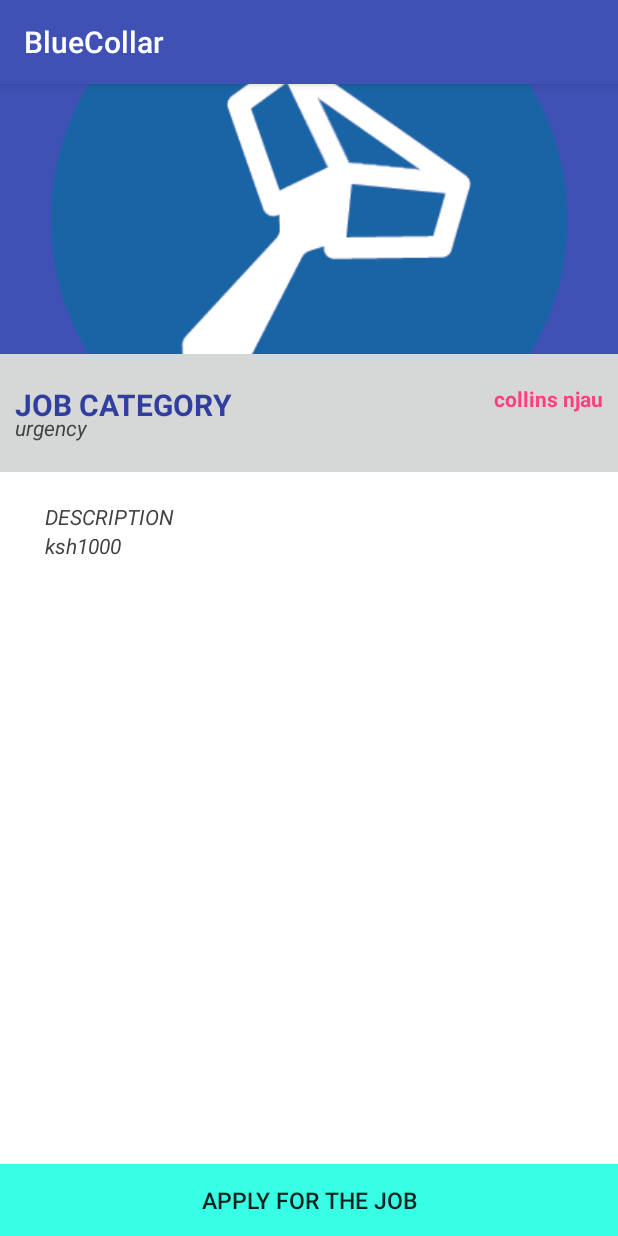
After one commit to Collins33/blueCollar, an Android app: the fragment JobDetailsFragment shown on its own in the app's theme, on a phone screen of 412 x 824 dp. The commit adds this screen. Run offline under Robolectric (Android 15) with nearby library versions, the phone set to English and light mode, and no system bars; our stand-ins replace ButterKnife; libraries missing offline, so code that uses them is left out: org.parceler; 5 statements that could not run were skipped.

Commit message:
I have added the fragemnt and refactored my model to work with parcels and populated the fragment java class

```diff
--- a/app/build.gradle
+++ b/app/build.gradle
@@ -25,15 +25,18 @@ dependencies {
         exclude group: 'com.android.support', module: 'support-annotations'
     })
 
+    compile 'com.android.support:cardview-v7:26.+'
+    compile 'com.android.support:cardview-v7:26.+'
     compile 'com.android.support:appcompat-v7:26.+'
     compile 'com.android.support.constraint:constraint-layout:1.0.2'
-    compile 'com.android.support:cardview-v7:26.+'
     compile 'com.android.support:recyclerview-v7:26.+'
     compile 'com.google.firebase:firebase-database:9.2.1'
     compile 'com.google.firebase:firebase-auth:9.2.1'
     compile 'com.firebaseui:firebase-ui-database:0.4.1'
     compile 'com.jakewharton:butterknife:7.0.1'
-    compile 'com.android.support:cardview-v7:26.+'
+    compile 'org.parceler:parceler-api:1.1.6'
+    annotationProcessor 'org.parceler:parceler:1.1.6'
+    compile 'com.android.support:support-v4:26.+'
     testCompile 'junit:junit:4.12'
 }
 apply plugin: 'com.google.gms.google-services'
--- a/app/src/main/AndroidManifest.xml
+++ b/app/src/main/AndroidManifest.xml
@@ -27,7 +27,8 @@
         </activity>
         <activity android:name=".ui.jobForm" />
         <activity android:name=".JobBoardAvailable" />
-        <activity android:name=".ui.JobBoard"></activity>
+        <activity android:name=".ui.JobBoard" />
+        <activity android:name=".ui.JobDetailActivity"></activity>
     </application>
 
 </manifest>
--- a/app/src/main/java/com/example/root/bluecollar/models/Job.java
+++ b/app/src/main/java/com/example/root/bluecollar/models/Job.java
@@ -1,9 +1,9 @@
 package com.example.root.bluecollar.models;
 
-/**
- * Created by root on 9/27/17.
- */
+import org.parceler.Parcel;
 
+
+@Parcel
 public class Job {
     private String name;
     private String category;
--- /dev/null
+++ b/app/src/main/java/com/example/root/bluecollar/ui/JobDetailActivity.java
@@ -0,0 +1,15 @@
+package com.example.root.bluecollar.ui;
+
+import android.support.v7.app.AppCompatActivity;
+import android.os.Bundle;
+
+import com.example.root.bluecollar.R;
+
+public class JobDetailActivity extends AppCompatActivity {
+
+    @Override
+    protected void onCreate(Bundle savedInstanceState) {
+        super.onCreate(savedInstanceState);
+        setContentView(R.layout.activity_job_detail);
+    }
+}
--- /dev/null
+++ b/app/src/main/java/com/example/root/bluecollar/ui/JobDetailsFragment.java
@@ -0,0 +1,69 @@
+package com.example.root.bluecollar.ui;
+
+
+import android.os.Bundle;
+import android.support.v4.app.Fragment;
+import android.view.LayoutInflater;
+import android.view.View;
+import android.view.ViewGroup;
+import android.widget.ImageView;
+import android.widget.TextView;
+
+import com.example.root.bluecollar.R;
+import com.example.root.bluecollar.models.Job;
+
+import org.parceler.Parcels;
+
+import butterknife.Bind;
+import butterknife.ButterKnife;
+
+/**
+ * A simple {@link Fragment} subclass.
+ */
+public class JobDetailsFragment extends Fragment {
+    @Bind(R.id.restaurantImageView)
+    ImageView mImageLabel;
+    @Bind(R.id.jobCategory)
+    TextView mCategory;
+    @Bind(R.id.jobEmployer) TextView mEmployer;
+    @Bind(R.id.urgency) TextView mUrgent;
+    @Bind(R.id.jobDescription) TextView mDescription;
+    @Bind(R.id.jobPay) TextView mPay;
+
+    @Bind(R.id.saveRestaurantButton) TextView mApplyJob;
+    private Job mJob;
+
+
+    public JobDetailsFragment() {
+        // Required empty public constructor
+    }
+
+
+    public static JobDetailsFragment newInstance(Job job){
+        JobDetailsFragment jobDetailsFragment=new JobDetailsFragment();
+        Bundle arg=new Bundle();
+        arg.putParcelable("job", Parcels.wrap(job));
+        jobDetailsFragment.setArguments(arg);
+        return jobDetailsFragment;
+    }
+    @Override
+    public void onCreate(Bundle savedInstanceState) {
+        super.onCreate(savedInstanceState);
+        mJob = Parcels.unwrap(getArguments().getParcelable("job"));
+    }
+
+
+    @Override
+    public View onCreateView(LayoutInflater inflater, ViewGroup container, Bundle savedInstanceState) {
+        // Inflate the layout for this fragment
+        View view= inflater.inflate(R.layout.fragment_blank, container, false);
+        ButterKnife.bind(this,view);
+        mCategory.setText(mJob.getCategory());
+        mEmployer.setText(mJob.getName());
+        mDescription.setText(mJob.getDescription());
+        mPay.setText(mJob.getPayment());
+        return view;
+
+    }
+
+}
--- /dev/null
+++ b/app/src/main/res/layout/activity_job_detail.xml
@@ -0,0 +1,24 @@
+<?xml version="1.0" encoding="utf-8"?>
+<RelativeLayout xmlns:android="http://schemas.android.com/apk/res/android"
+    xmlns:app="http://schemas.android.com/apk/res-auto"
+    xmlns:tools="http://schemas.android.com/tools"
+    android:layout_width="match_parent"
+    android:layout_height="match_parent"
+    tools:context="com.example.root.bluecollar.ui.JobDetailActivity">
+    <android.support.v4.view.ViewPager
+        android:id="@+id/viewPager"
+        android:layout_width="match_parent"
+        android:layout_height="wrap_content">
+
+        <android.support.v4.view.PagerTabStrip
+            android:id="@+id/pagerHeader"
+            android:layout_width="match_parent"
+            android:layout_height="wrap_content"
+            android:layout_gravity="top"
+            android:paddingBottom="4dp"
+            android:paddingTop="4dp" />
+
+    </android.support.v4.view.ViewPager>
+
+
+</RelativeLayout>
--- /dev/null
+++ b/app/src/main/res/layout/fragment_blank.xml
@@ -0,0 +1,116 @@
+<FrameLayout xmlns:android="http://schemas.android.com/apk/res/android"
+    xmlns:tools="http://schemas.android.com/tools"
+    android:layout_width="match_parent"
+    android:layout_height="match_parent"
+    tools:context="com.example.root.bluecollar.ui.JobDetailsFragment">
+
+    <!-- TODO: Update blank fragment layout -->
+    <LinearLayout
+        android:layout_width="match_parent"
+        android:layout_height="match_parent"
+        android:background="@color/colorPrimary"
+        android:orientation="vertical">
+
+        <ImageView
+            android:id="@+id/restaurantImageView"
+            android:layout_width="match_parent"
+            android:layout_height="180dp"
+            android:scaleType="centerCrop"
+            android:src="@drawable/bluecollar" />
+
+        <RelativeLayout
+            android:layout_width="match_parent"
+            android:layout_height="wrap_content"
+            android:background="?attr/colorButtonNormal"
+            android:paddingBottom="20dp"
+            android:paddingLeft="10dp"
+            android:paddingRight="10dp"
+            android:paddingTop="20dp">
+
+            <TextView
+                android:id="@+id/jobCategory"
+                android:layout_width="wrap_content"
+                android:layout_height="wrap_content"
+                android:layout_alignParentLeft="true"
+                android:layout_alignParentStart="true"
+                android:text="JOB CATEGORY"
+                android:textColor="@color/colorPrimaryDark"
+                android:textSize="20sp"
+                android:textStyle="bold" />
+
+            <TextView
+                android:id="@+id/jobEmployer"
+                android:layout_width="wrap_content"
+                android:layout_height="wrap_content"
+                android:layout_alignParentEnd="true"
+                android:layout_alignParentRight="true"
+                android:layout_alignTop="@+id/jobCategory"
+                android:text="collins njau"
+                android:textColor="@color/colorAccent"
+                android:textStyle="bold" />
+
+            <TextView
+                android:id="@+id/urgency"
+                android:layout_width="wrap_content"
+                android:layout_height="wrap_content"
+                android:layout_alignParentLeft="true"
+                android:layout_alignParentStart="true"
+                android:layout_below="@+id/jobEmployer"
+                android:text="urgency"
+                android:textColor="@color/cardview_dark_background"
+                android:textStyle="italic" />
+        </RelativeLayout>
+
+        <RelativeLayout
+            android:layout_width="match_parent"
+            android:layout_height="match_parent">
+
+            <LinearLayout
+                android:layout_width="match_parent"
+                android:layout_height="wrap_content"
+                android:layout_above="@+id/saveRestaurantButton"
+                android:layout_alignParentLeft="true"
+                android:layout_alignParentStart="true"
+                android:layout_alignParentTop="true"
+                android:background="@color/cardview_light_background"
+                android:orientation="vertical"
+                android:paddingLeft="30dp"
+                android:paddingRight="30dp"
+                android:paddingTop="20dp">
+
+                <TextView
+                    android:id="@+id/jobDescription"
+                    android:layout_width="wrap_content"
+                    android:layout_height="wrap_content"
+                    android:layout_alignParentLeft="true"
+                    android:layout_alignParentStart="true"
+                    android:layout_below="@+id/jobEmployer"
+                    android:text="DESCRIPTION"
+                    android:textColor="@color/cardview_dark_background"
+                    android:textStyle="italic" />
+
+                <TextView
+                    android:id="@+id/jobPay"
+                    android:layout_width="wrap_content"
+                    android:layout_height="wrap_content"
+                    android:layout_alignParentLeft="true"
+                    android:layout_alignParentStart="true"
+                    android:layout_below="@+id/jobEmployer"
+                    android:text="ksh1000"
+                    android:textColor="@color/cardview_dark_background"
+                    android:textStyle="italic" />
+            </LinearLayout>
+
+            <Button
+                android:id="@+id/saveRestaurantButton"
+                android:layout_width="match_parent"
+                android:layout_height="wrap_content"
+                android:layout_alignParentBottom="true"
+                android:background="@color/bg_screen2"
+                android:text="APPLY FOR THE JOB"
+
+                android:textSize="15sp" />
+        </RelativeLayout>
+    </LinearLayout>
+
+</FrameLayout>
--- a/app/src/main/res/values/colors.xml
+++ b/app/src/main/res/values/colors.xml
@@ -6,7 +6,7 @@
 
     <!-- Screens background color-->
     <color name="bg_screen1">#f64c73</color>
-    <color name="bg_screen2">#10ebcf</color>
+    <color name="bg_screen2">#37fee5</color>
     <color name="bg_screen3">#3395ff</color>
     <color name="bg_screen4">#c873f4</color>
 
--- a/app/src/main/res/values/strings.xml
+++ b/app/src/main/res/values/strings.xml
@@ -18,5 +18,8 @@
     <string name="slide_4_title">Guarantee</string>
     <string name="slide_4_desc">We guarantee you the best prices and the best quality!</string>
 
+    <!-- TODO: Remove or change this placeholder text -->
+    <string name="hello_blank_fragment">Hello blank fragment</string>
+
 
 </resources>
```
